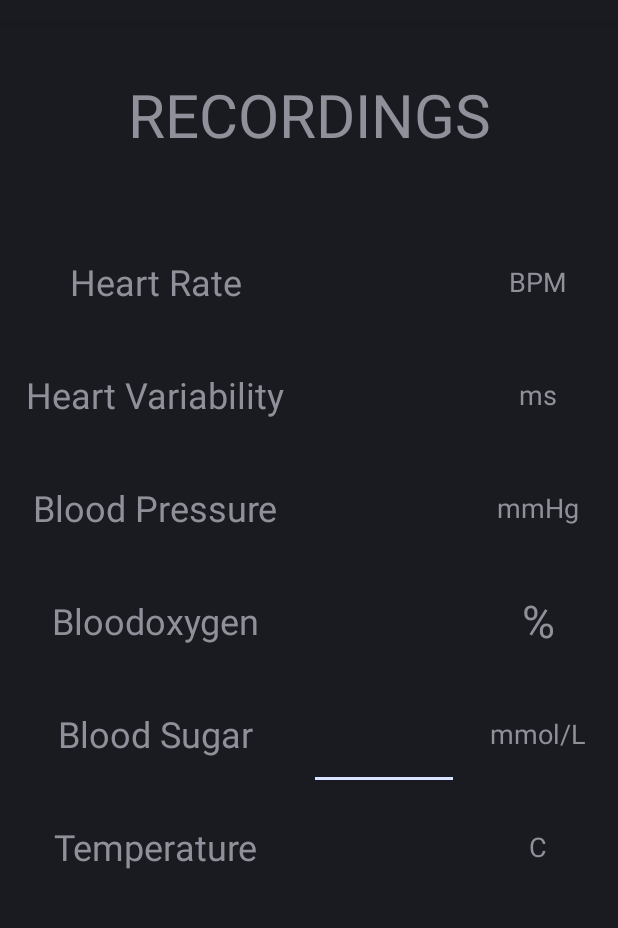
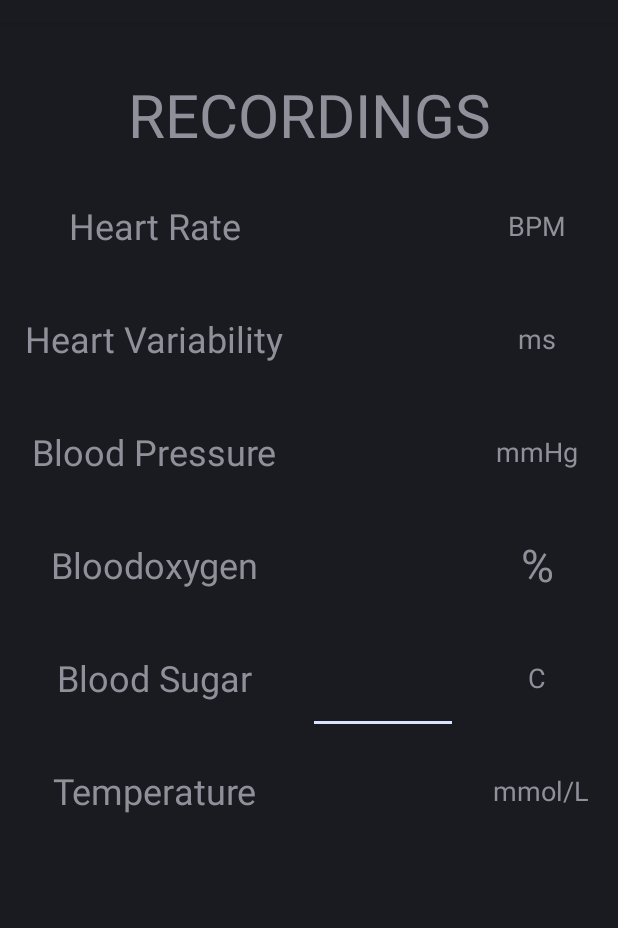
Before and after one commit to KarimBagneid/Healthcare, an Android app: the layout activity_recordings.xml on its own in the app's theme, with its tools: preview values and no code run, on a phone screen of 412 x 824 dp, the part 62-990 px from its top. Run offline under Robolectric (Android 15) with nearby library versions, the phone set to English and light mode, and no system bars.

Commit message:
updated commit

```diff
--- a/app/src/main/res/layout/activity_recordings.xml
+++ b/app/src/main/res/layout/activity_recordings.xml
@@ -8,8 +8,8 @@
 
     <LinearLayout
         android:id="@+id/linearLayout3"
-        android:layout_width="wrap_content"
-        android:layout_height="wrap_content"
+        android:layout_width="412dp"
+        android:layout_height="635dp"
         android:orientation="horizontal"
         app:layout_constraintBottom_toBottomOf="parent"
         app:layout_constraintEnd_toEndOf="parent"
@@ -19,16 +19,17 @@
         app:layout_constraintVertical_bias="0.205">
 
         <LinearLayout
-            android:layout_width="wrap_content"
-            android:layout_height="wrap_content"
+            android:layout_width="205dp"
+            android:layout_height="451dp"
             android:orientation="vertical">
 
             <TextView
                 android:id="@+id/HeartRatetextView"
                 android:layout_width="205sp"
                 android:layout_height="75sp"
-                android:gravity="center"
+                android:gravity="center_vertical"
                 android:text="Heart Rate"
+                android:textAlignment="center"
                 android:textSize="24sp" />
 
             <TextView
@@ -77,8 +78,8 @@
         </LinearLayout>
 
         <LinearLayout
-            android:layout_width="wrap_content"
-            android:layout_height="wrap_content"
+            android:layout_width="100sp"
+            android:layout_height="451dp"
             android:orientation="vertical">
 
 
@@ -135,8 +136,8 @@
         </LinearLayout>
 
         <LinearLayout
-            android:layout_width="wrap_content"
-            android:layout_height="wrap_content"
+            android:layout_width="105sp"
+            android:layout_height="449dp"
             android:orientation="vertical">
 
             <TextView
@@ -172,6 +173,7 @@
                 android:layout_height="75sp"
                 android:text="%"
                 android:gravity="center"
+                android:textAlignment="center"
                 android:textSize="30sp" />
 
             <TextView
@@ -179,7 +181,7 @@
                 android:layout_width="105sp"
                 android:layout_height="75sp"
                 android:gravity="center"
-                android:text="mmol/L"
+                android:text="C"
                 android:textAlignment="center"
                 android:textSize="18sp" />
 
@@ -188,7 +190,7 @@
                 android:layout_width="105sp"
                 android:layout_height="75sp"
                 android:gravity="center"
-                android:text="C"
+                android:text=" mmol/L"
                 android:textAlignment="center"
                 android:textSize="18sp" />
         </LinearLayout>
```
Also changed, not shown: app/src/main/java/com/example/healthcare/PhysicianActivity.java (+33 -7 lines).
